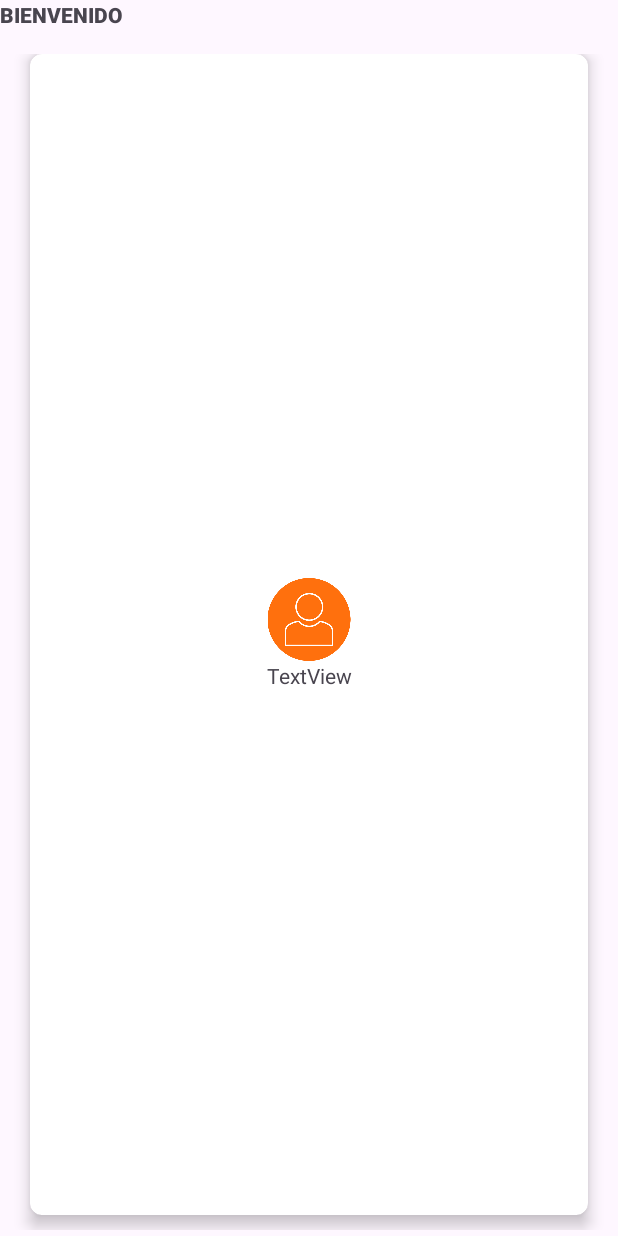
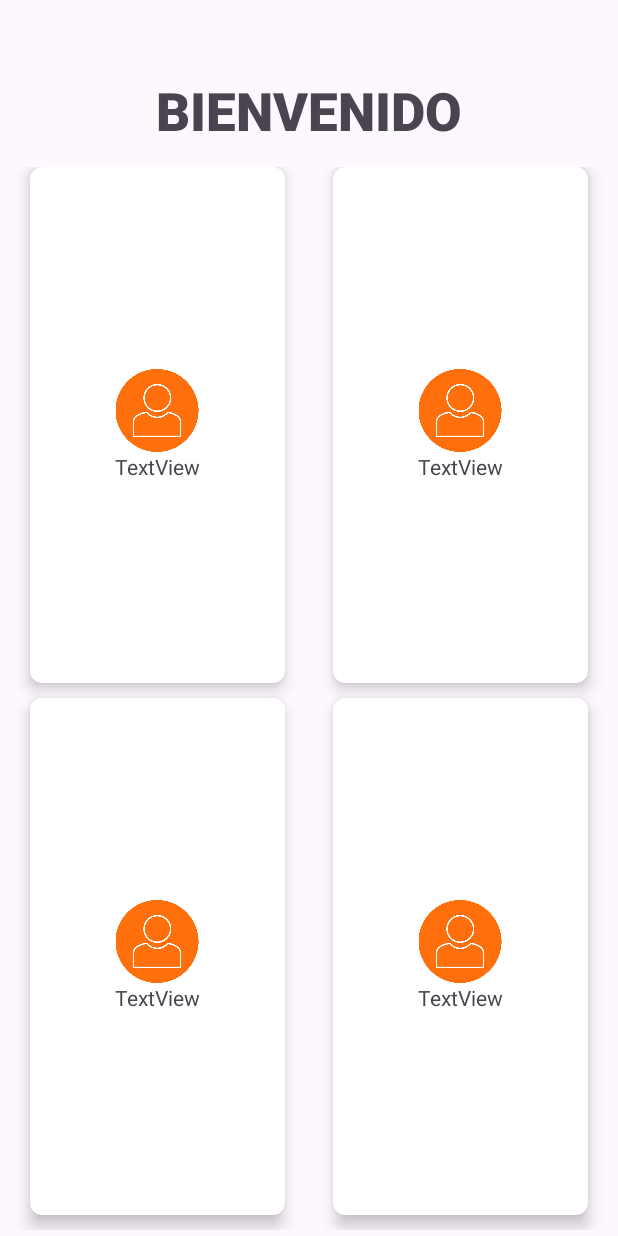
Before and after one commit to shinshini/proymovil, an Android app: the Home screen opened directly, with no data from a screen before it, on a phone screen of 412 x 824 dp. Run offline under Robolectric (Android 15) with nearby library versions, the phone set to English and light mode, and no system bars.

Commit message:
se subio cambios en la parte del diseño

```diff
--- a/app/src/main/AndroidManifest.xml
+++ b/app/src/main/AndroidManifest.xml
@@ -12,6 +12,9 @@
         android:supportsRtl="true"
         android:theme="@style/Theme.MyApplicationKotlin"
         tools:targetApi="31">
+        <activity
+            android:name=".Registra_producto"
+            android:exported="false" />
         <activity
             android:name=".Home"
             android:exported="false" />
--- a/app/src/main/res/layout/activity_home.xml
+++ b/app/src/main/res/layout/activity_home.xml
@@ -9,26 +9,38 @@
     tools:context=".Home">
 
     <TextView
-        android:id="@+id/textView5"
-        android:layout_width="wrap_content"
+        android:id="@+id/tvTitulo"
+        android:layout_width="match_parent"
         android:layout_height="wrap_content"
+        android:layout_alignParentTop="true"
+        android:layout_alignParentEnd="true"
+        android:layout_alignParentRight="true"
+        android:layout_marginTop="50dp"
+        android:layout_marginEnd="0dp"
+        android:layout_marginRight="0dp"
         android:fontFamily="sans-serif-black"
         android:text="BIENVENIDO"
-        app:layout_constraintEnd_toEndOf="parent"
-        app:layout_constraintHorizontal_bias="0.498"
-        app:layout_constraintStart_toStartOf="parent"
-        tools:layout_editor_absoluteY="16dp"
+        android:textSize="35dp"
+        android:textAlignment="center"
         tools:ignore="MissingConstraints" />
 
     <androidx.gridlayout.widget.GridLayout
         android:layout_width="match_parent"
+        android:layout_height="match_parent">
+
+        <androidx.cardview.widget.CardView
+            android:layout_width="match_parent"
+            android:layout_height="wrap_content" />
+    </androidx.gridlayout.widget.GridLayout>
+
+    <androidx.gridlayout.widget.GridLayout
+        android:layout_width="match_parent"
         android:layout_height="match_parent"
-        android:layout_marginTop="32dp"
+
+        android:layout_below="@+id/tvTitulo"
+        android:layout_marginTop="10dp"
         android:padding="4dp"
         app:columnCount="2"
-        app:layout_constraintEnd_toEndOf="parent"
-        app:layout_constraintStart_toStartOf="parent"
-        app:layout_constraintTop_toBottomOf="@+id/textView5"
         app:rowCount="2">
 
         <androidx.cardview.widget.CardView
@@ -37,6 +49,7 @@
             android:layout_marginLeft="16dp"
             android:layout_marginRight="16dp"
             android:layout_marginBottom="10dp"
+            android:foreground="?selectableItemBackground"
             app:cardCornerRadius="8dp"
             app:cardElevation="6dp"
             app:layout_columnWeight="1"
@@ -65,6 +78,114 @@
             </LinearLayout>
         </androidx.cardview.widget.CardView>
 
+        <androidx.cardview.widget.CardView
+            android:layout_width="0dp"
+            android:layout_height="0dp"
+            android:layout_marginLeft="16dp"
+            android:layout_marginRight="16dp"
+            android:layout_marginBottom="10dp"
+            android:foreground="?selectableItemBackground"
+            app:cardCornerRadius="8dp"
+            app:cardElevation="6dp"
+            app:layout_columnWeight="1"
+            app:layout_rowWeight="1">
+
+            <LinearLayout
+                android:layout_width="match_parent"
+                android:layout_height="wrap_content"
+                android:layout_gravity="center_horizontal|center_vertical"
+                android:orientation="vertical">
+
+                <ImageView
+                    android:id="@+id/imageView2"
+                    android:layout_width="60dp"
+                    android:layout_height="55dp"
+                    android:layout_gravity="center_horizontal"
+                    app:srcCompat="@drawable/logo" />
+
+                <TextView
+                    android:id="@+id/textView6"
+                    android:layout_width="match_parent"
+                    android:layout_height="match_parent"
+                    android:layout_centerHorizontal="true"
+                    android:text="TextView"
+                    android:textAlignment="center" />
+            </LinearLayout>
+        </androidx.cardview.widget.CardView>
+
+        <androidx.cardview.widget.CardView
+            android:layout_width="0dp"
+            android:layout_height="0dp"
+            android:layout_marginLeft="16dp"
+            android:layout_marginRight="16dp"
+            android:layout_marginBottom="10dp"
+            android:foreground="?selectableItemBackground"
+            app:cardCornerRadius="8dp"
+            app:cardElevation="6dp"
+            app:layout_columnWeight="1"
+            app:layout_rowWeight="1">
+
+            <LinearLayout
+                android:layout_width="match_parent"
+                android:layout_height="wrap_content"
+                android:layout_gravity="center_horizontal|center_vertical"
+                android:orientation="vertical">
+
+                <ImageView
+                    android:id="@+id/imageView2"
+                    android:layout_width="60dp"
+                    android:layout_height="55dp"
+                    android:layout_gravity="center_horizontal"
+                    app:srcCompat="@drawable/logo" />
+
+                <TextView
+                    android:id="@+id/textView6"
+                    android:layout_width="match_parent"
+                    android:layout_height="match_parent"
+                    android:layout_centerHorizontal="true"
+                    android:text="TextView"
+                    android:textAlignment="center" />
+            </LinearLayout>
+        </androidx.cardview.widget.CardView>
+
+        <androidx.cardview.widget.CardView
+            android:layout_width="0dp"
+            android:layout_height="0dp"
+            android:layout_marginLeft="16dp"
+            android:layout_marginRight="16dp"
+            android:layout_marginBottom="10dp"
+            android:foreground="?selectableItemBackground"
+            app:cardCornerRadius="8dp"
+            app:cardElevation="6dp"
+            app:layout_columnWeight="1"
+            app:layout_rowWeight="1">
+
+            <LinearLayout
+                android:layout_width="match_parent"
+                android:layout_height="wrap_content"
+                android:layout_gravity="center_horizontal|center_vertical"
+                android:orientation="vertical">
+
+                <ImageView
+                    android:id="@+id/imageView2"
+                    android:layout_width="60dp"
+                    android:layout_height="55dp"
+                    android:layout_gravity="center_horizontal"
+                    app:srcCompat="@drawable/logo" />
+
+                <TextView
+                    android:id="@+id/textView6"
+                    android:layout_width="match_parent"
+                    android:layout_height="match_parent"
+                    android:layout_centerHorizontal="true"
+                    android:text="TextView"
+                    android:textAlignment="center" />
+            </LinearLayout>
+        </androidx.cardview.widget.CardView>
+
+
+
+
     </androidx.gridlayout.widget.GridLayout>
 
 </RelativeLayout>
```
Also changed, not shown: app/src/main/java/com/example/myapplicationkotlin/Registra_producto.kt (added, +20 -0 lines), app/src/main/res/layout/activity_registra_producto.xml (added, +74 -0 lines).
